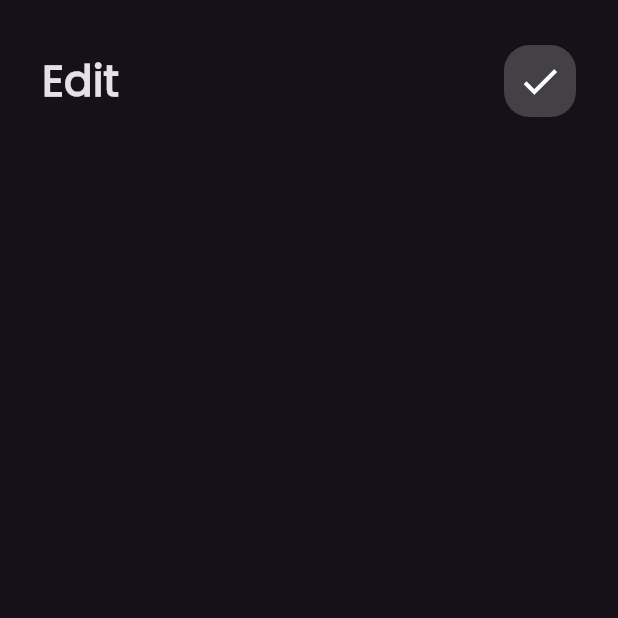
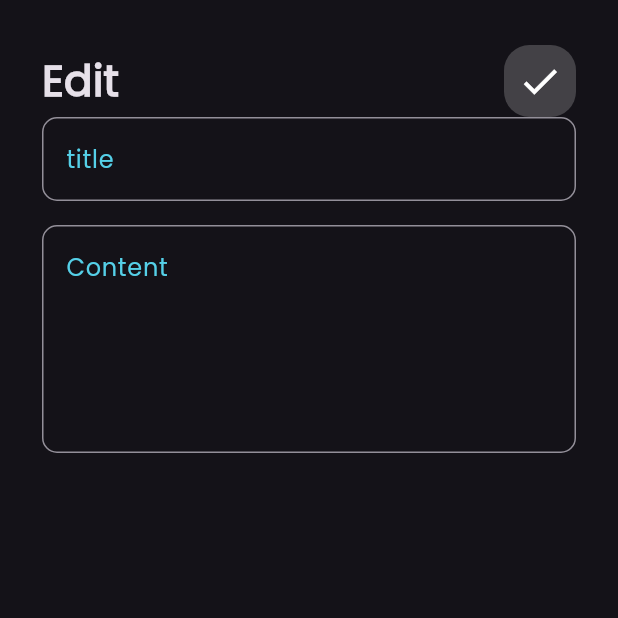
Before and after one commit to AbderraoufBelaiouar/notes_app, a Flutter app: the EditNoteView screen opened directly, on a phone screen of 412 x 824 dp, the top half of it. Run offline on Flutter 3.47's test engine with Material 3 defaults, Android fonts, the phone set to English and light mode, and no system bars; our stand-ins replace font_awesome_flutter.

Commit message:
finish edit note view

```diff
--- a/lib/views/widgets/add_note_bottom_sheet.dart
+++ b/lib/views/widgets/add_note_bottom_sheet.dart
@@ -20,7 +20,7 @@ class AddNoteBottomSheet extends StatelessWidget {
             ),
             const CustomTextField(
               hintText: "Content",
-              maxLines: 4,
+              maxLines: 5,
             ),
             const SizedBox(
               height: 40,
--- a/lib/views/widgets/edit_note_view_body.dart
+++ b/lib/views/widgets/edit_note_view_body.dart
@@ -1,4 +1,5 @@
 import 'package:flutter/material.dart';
+import 'package:notes_app/views/widgets/custom_text_field.dart';
 import 'package:notes_app/views/widgets/custom_view_appbar.dart';
 
 class EditNoteViewBody extends StatelessWidget {
@@ -17,6 +18,14 @@ class EditNoteViewBody extends StatelessWidget {
             title: "Edit",
             icon: Icons.check,
           ),
+          CustomTextField(hintText: 'title'),
+          SizedBox(
+            height: 16,
+          ),
+          CustomTextField(
+            hintText: 'Content',
+            maxLines: 5,
+          ),
         ],
       ),
     );
```
